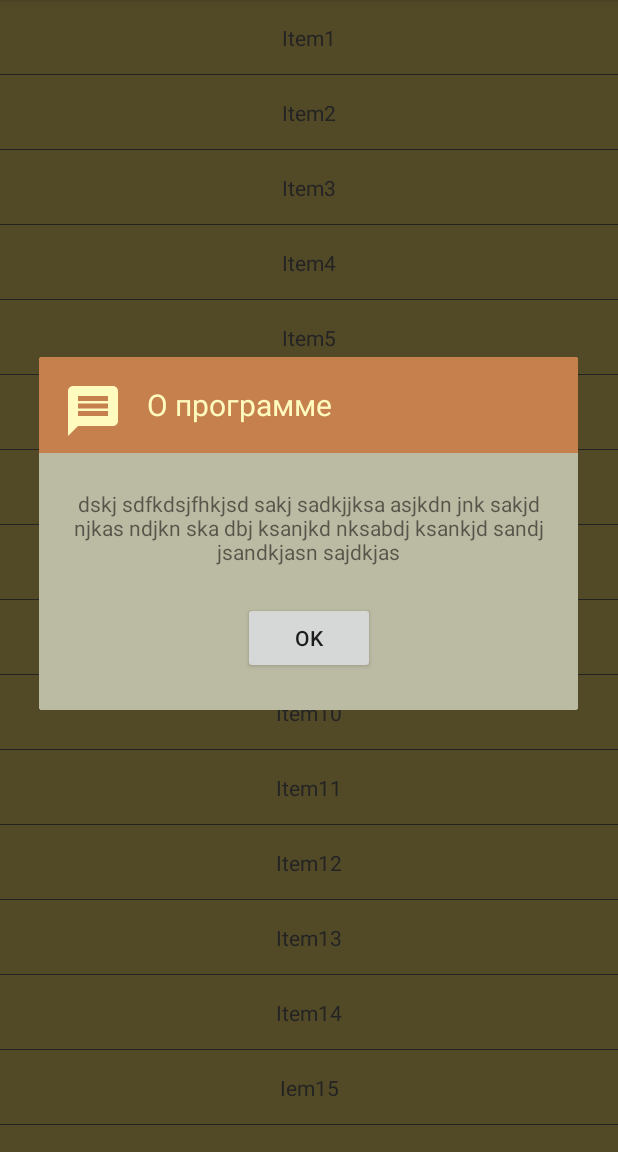
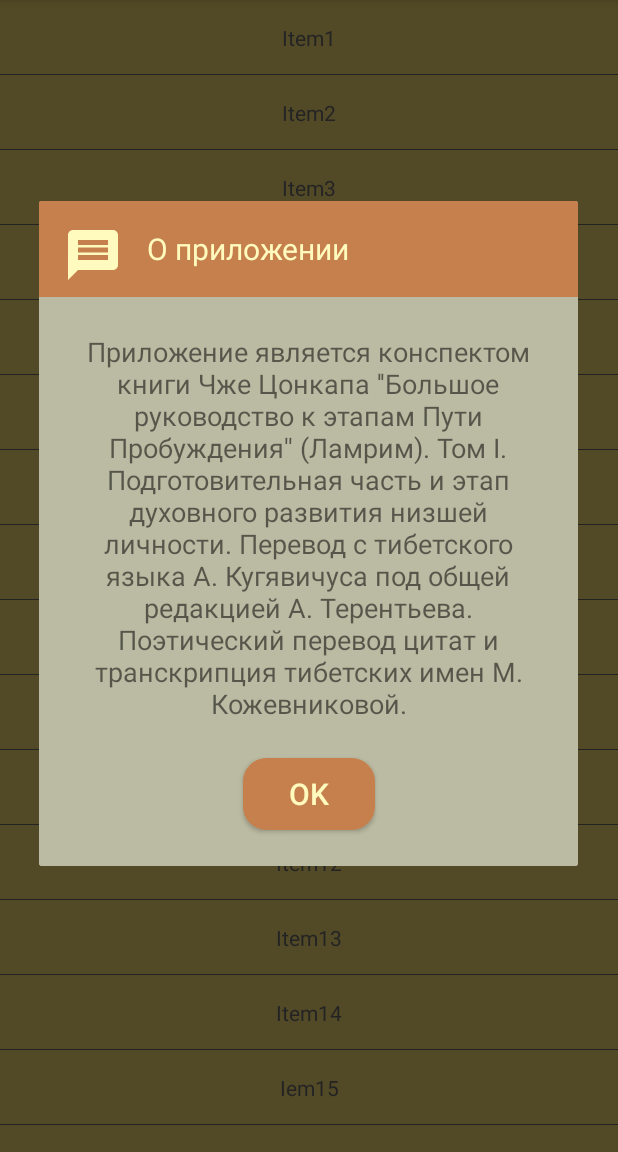
Before and after one commit to alexrnov/LamrimConspectus, an Android app: the screen it shows after launch (MainActivity), after a tap on "about", on a phone screen of 412 x 824 dp, the part 84-1236 px from its top. Run offline under Robolectric (Android 15) with nearby library versions, the phone set to English and light mode, and no system bars; our stand-ins replace androidx.preference.

Commit message:
custom alert dialog

```diff
--- a/app/src/main/res/drawable/button_default_shape.xml
+++ b/app/src/main/res/drawable/button_default_shape.xml
@@ -1,7 +1,7 @@
 <?xml version="1.0" encoding="utf-8"?>
 <shape xmlns:android="http://schemas.android.com/apk/res/android"
     android:shape="rectangle">
-    <corners android:radius="20dp" />
+    <corners android:radius="14dp" />
     <gradient android:angle="90"
         android:startColor="@color/BackgroundButtonColor"
         android:centerColor="@color/BackgroundButtonColor"
--- a/app/src/main/res/drawable/button_press_shape.xml
+++ b/app/src/main/res/drawable/button_press_shape.xml
@@ -1,7 +1,7 @@
 <?xml version="1.0" encoding="utf-8"?>
 <shape xmlns:android="http://schemas.android.com/apk/res/android"
     android:shape="rectangle">
-    <corners android:radius="20dp" />
+    <corners android:radius="14dp" />
     <gradient android:angle="90"
         android:startColor="@color/BackgroundButtonPressedColor"
         android:centerColor="@color/BackgroundButtonPressedColor"
--- a/app/src/main/res/layout/about_dialog.xml
+++ b/app/src/main/res/layout/about_dialog.xml
@@ -1,6 +1,5 @@
 <androidx.constraintlayout.widget.ConstraintLayout xmlns:android="http://schemas.android.com/apk/res/android"
     xmlns:app="http://schemas.android.com/apk/res-auto"
-    xmlns:tools="http://schemas.android.com/tools"
     android:id="@+id/relativeLayout"
     android:layout_width="match_parent"
     android:layout_height="match_parent"
@@ -8,7 +7,7 @@
     android:orientation="vertical">
 
     <ImageView
-        android:id="@+id/imageView"
+        android:id="@+id/about_app_bar"
         android:layout_width="match_parent"
         android:layout_height="64dp"
         android:background="@color/appBarColor"
@@ -20,7 +19,7 @@
         app:layout_constraintTop_toTopOf="parent" />
 
     <TextView
-        android:id="@+id/textView5"
+        android:id="@+id/about_app_title"
         android:layout_width="wrap_content"
         android:layout_height="wrap_content"
         android:layout_marginStart="16dp"
@@ -29,11 +28,11 @@
         android:text="@string/about_program_category"
         android:textColor="@color/appBarElementsColor"
         android:textSize="20sp"
-        app:layout_constraintStart_toEndOf="@+id/imageView2"
+        app:layout_constraintStart_toEndOf="@+id/about_app_icon"
         app:layout_constraintTop_toTopOf="parent" />
 
     <androidx.constraintlayout.widget.ConstraintLayout
-        android:id="@+id/constraintLayout"
+        android:id="@+id/about_app_text_constrain"
         android:layout_width="0dp"
         android:layout_height="wrap_content"
         android:layout_marginStart="16dp"
@@ -43,14 +42,15 @@
         android:layout_marginRight="16dp"
         app:layout_constraintEnd_toEndOf="parent"
         app:layout_constraintStart_toStartOf="parent"
-        app:layout_constraintTop_toBottomOf="@+id/imageView">
+        app:layout_constraintTop_toBottomOf="@+id/about_app_bar">
 
         <TextView
-            android:id="@+id/textView"
+            android:id="@+id/about_app_text"
             android:layout_width="wrap_content"
             android:layout_height="wrap_content"
             android:text="@string/about_program_text"
             android:textAlignment="center"
+            android:textSize="18sp"
             app:layout_constraintBottom_toBottomOf="parent"
             app:layout_constraintEnd_toEndOf="parent"
             app:layout_constraintStart_toStartOf="parent"
@@ -64,13 +64,20 @@
         android:layout_marginTop="24dp"
         android:layout_marginBottom="24dp"
         android:text="@string/ok_button"
+        android:textColor="@color/ButtonTextColor"
+        android:textSize="20sp"
+        android:paddingBottom="10dp"
+        android:paddingLeft="30dp"
+        android:paddingRight="30dp"
+        android:paddingTop="10dp"
+        android:background="@drawable/button_toggle"
         app:layout_constraintBottom_toBottomOf="parent"
         app:layout_constraintEnd_toEndOf="parent"
         app:layout_constraintStart_toStartOf="parent"
-        app:layout_constraintTop_toBottomOf="@+id/constraintLayout" />
+        app:layout_constraintTop_toBottomOf="@+id/about_app_text_constrain" />
 
     <ImageView
-        android:id="@+id/imageView2"
+        android:id="@+id/about_app_icon"
         android:layout_width="wrap_content"
         android:layout_height="wrap_content"
         android:layout_marginStart="16dp"
--- a/app/src/main/res/values/colors.xml
+++ b/app/src/main/res/values/colors.xml
@@ -22,6 +22,6 @@
     <!-- usually button for read more (API low than 19) -->
     <color name="BackgroundButtonColor">#c6804d</color>
     <color name="BackgroundButtonPressedColor">#cd8a59</color>
-    <color name="ButtonTextColor">#fdeca6</color>
+    <color name="ButtonTextColor">#fffbbe</color>
 
 </resources>
--- a/app/src/main/res/values/strings.xml
+++ b/app/src/main/res/values/strings.xml
@@ -33,7 +33,7 @@
     <string name="brown_color">коричневый</string>
     <string name="blue_color">синий</string>
 
-    <string name="about_program_category">О программе</string>
+    <string name="about_program_category">О приложении</string>
     <string name="program_information">Информация</string>
     <string name="information_summary">Дополнительная информация о версии и источниках ресурсов</string>
 
@@ -43,8 +43,12 @@
     <string name="additional_resources">Дополнительные ресурсы</string>
     <string name="images_summary">Изображения: www.goodfon.ru</string>
 
+    <!-- about program alert dialog -->
     <string name="ok_button">OK</string>
     <string name="app_bar_about_descript">app_bar_about_descript</string>
     <string name="about_icon_descript">icon_des_descript</string>
-    <string name="about_program_text">dskj sdfkdsjfhkjsd sakj sadkjjksa asjkdn jnk sakjd njkas ndjkn ska dbj ksanjkd nksabdj ksankjd sandj jsandkjasn sajdkjas</string>
+    <string name="about_program_text">Приложение является конспектом книги Чже Цонкапа \'\'Большое руководство
+        к этапам Пути Пробуждения\'\' (Ламрим). Том I. Подготовительная часть и этап духовного развития
+        низшей личности. Перевод с тибетского языка А. Кугявичуса под общей редакцией А. Терентьева. Поэтический перевод цитат и транскрипция
+        тибетских имен М. Кожевниковой.</string>
 </resources>
```
